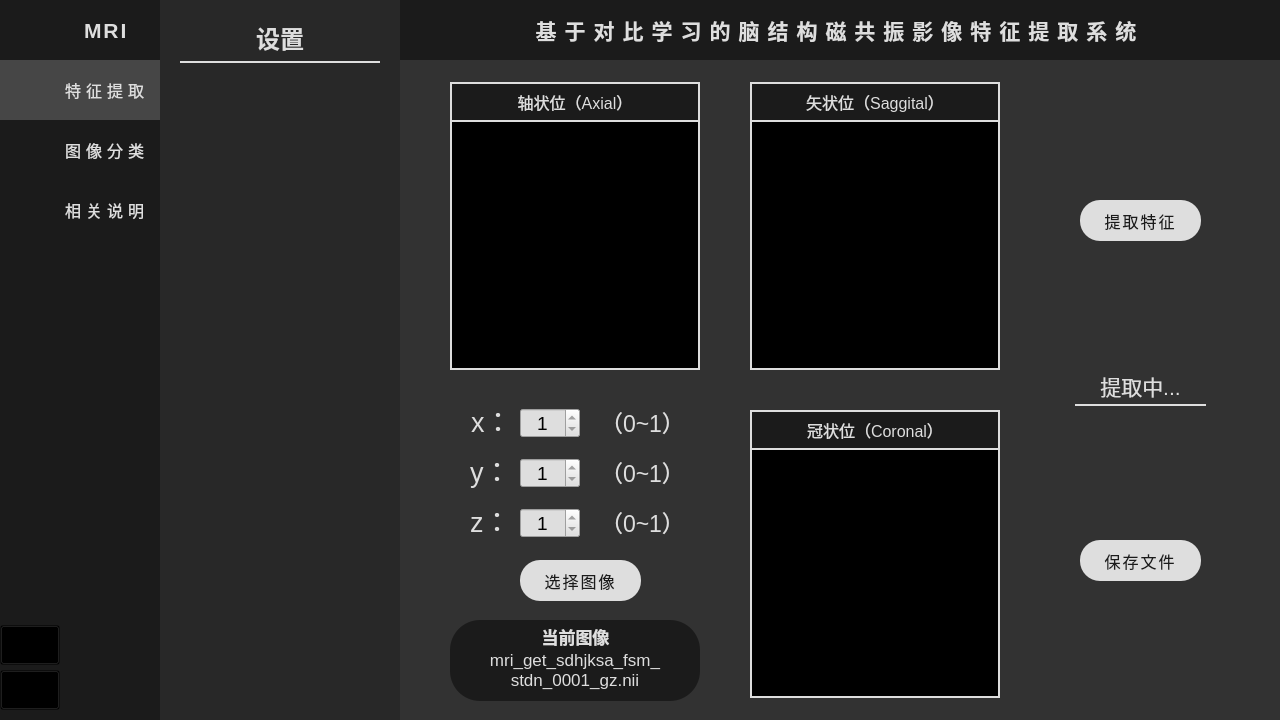
This is ui/main.ui in feroooooo/Contrastive-Learning-MRI as Qt 5 draws it before an edit. The edited form follows.
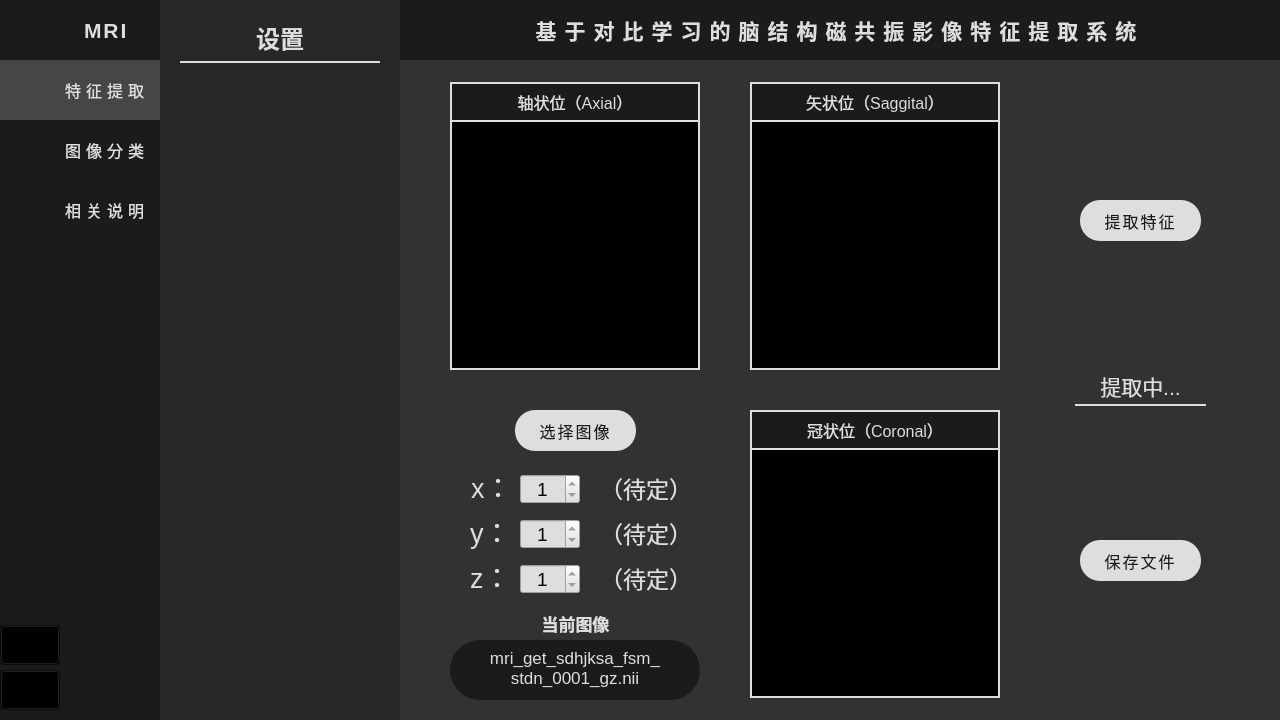
This is the edited form. Icons and pictures are not drawn.

The edit to the form file:
```diff
--- a/ui/main.ui
+++ b/ui/main.ui
@@ -1234,8 +1234,8 @@
                          <widget class="QPushButton" name="selectButton">
                           <property name="geometry">
                            <rect>
-                            <x>120</x>
-                            <y>500</y>
+                            <x>115</x>
+                            <y>350</y>
                             <width>121</width>
                             <height>41</height>
                            </rect>
@@ -1251,9 +1251,9 @@
                           <property name="geometry">
                            <rect>
                             <x>50</x>
-                            <y>560</y>
+                            <y>580</y>
                             <width>250</width>
-                            <height>81</height>
+                            <height>60</height>
                            </rect>
                           </property>
                           <property name="font">
@@ -1281,7 +1281,7 @@
                           <property name="geometry">
                            <rect>
                             <x>120</x>
-                            <y>348</y>
+                            <y>414</y>
                             <width>60</width>
                             <height>30</height>
                            </rect>
@@ -1305,7 +1305,7 @@
                           <property name="geometry">
                            <rect>
                             <x>120</x>
-                            <y>398</y>
+                            <y>459</y>
                             <width>60</width>
                             <height>30</height>
                            </rect>
@@ -1329,7 +1329,7 @@
                           <property name="geometry">
                            <rect>
                             <x>120</x>
-                            <y>448</y>
+                            <y>504</y>
                             <width>60</width>
                             <height>30</height>
                            </rect>
@@ -1348,7 +1348,7 @@
                           <property name="geometry">
                            <rect>
                             <x>71</x>
-                            <y>340</y>
+                            <y>406</y>
                             <width>30</width>
                             <height>40</height>
                            </rect>
@@ -1366,7 +1366,7 @@
                           <property name="geometry">
                            <rect>
                             <x>70</x>
-                            <y>390</y>
+                            <y>451</y>
                             <width>30</width>
                             <height>40</height>
                            </rect>
@@ -1384,7 +1384,7 @@
                           <property name="geometry">
                            <rect>
                             <x>70</x>
-                            <y>440</y>
+                            <y>496</y>
                             <width>30</width>
                             <height>40</height>
                            </rect>
@@ -1497,7 +1497,7 @@
                           <property name="geometry">
                            <rect>
                             <x>200</x>
-                            <y>342</y>
+                            <y>408</y>
                             <width>101</width>
                             <height>40</height>
                            </rect>
@@ -1508,14 +1508,14 @@
                            </font>
                           </property>
                           <property name="text">
-                           <string>（0~1）</string>
+                           <string>（待定）</string>
                           </property>
                          </widget>
                          <widget class="QLabel" name="label_y_range">
                           <property name="geometry">
                            <rect>
                             <x>200</x>
-                            <y>392</y>
+                            <y>453</y>
                             <width>101</width>
                             <height>40</height>
                            </rect>
@@ -1526,14 +1526,14 @@
                            </font>
                           </property>
                           <property name="text">
-                           <string>（0~1）</string>
+                           <string>（待定）</string>
                           </property>
                          </widget>
                          <widget class="QLabel" name="label_z_range">
                           <property name="geometry">
                            <rect>
                             <x>200</x>
-                            <y>442</y>
+                            <y>498</y>
                             <width>101</width>
                             <height>40</height>
                            </rect>
@@ -1544,7 +1544,7 @@
                            </font>
                           </property>
                           <property name="text">
-                           <string>（0~1）</string>
+                           <string>（待定）</string>
                           </property>
                          </widget>
                          <widget class="QLabel" name="extract_condition_label">
@@ -1572,7 +1572,7 @@
                           <property name="geometry">
                            <rect>
                             <x>135</x>
-                            <y>566</y>
+                            <y>553</y>
                             <width>81</width>
                             <height>21</height>
                            </rect>
@@ -1603,7 +1603,7 @@
                           <property name="geometry">
                            <rect>
                             <x>50</x>
-                            <y>586</y>
+                            <y>584</y>
                             <width>250</width>
                             <height>48</height>
                            </rect>
```
